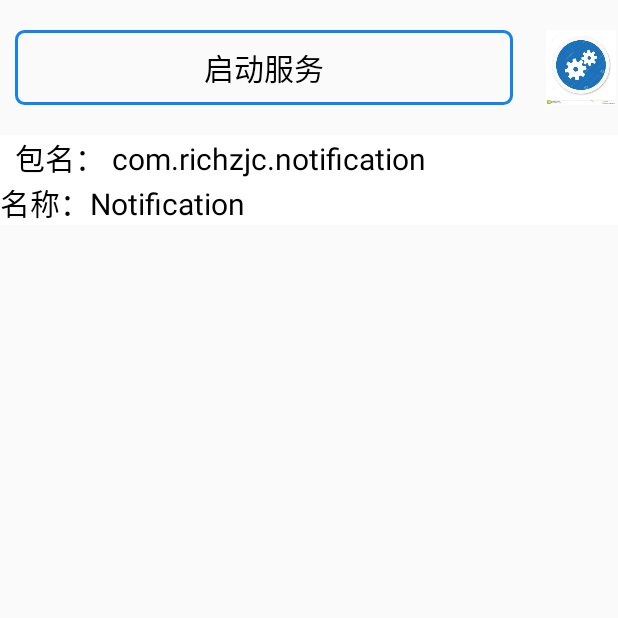
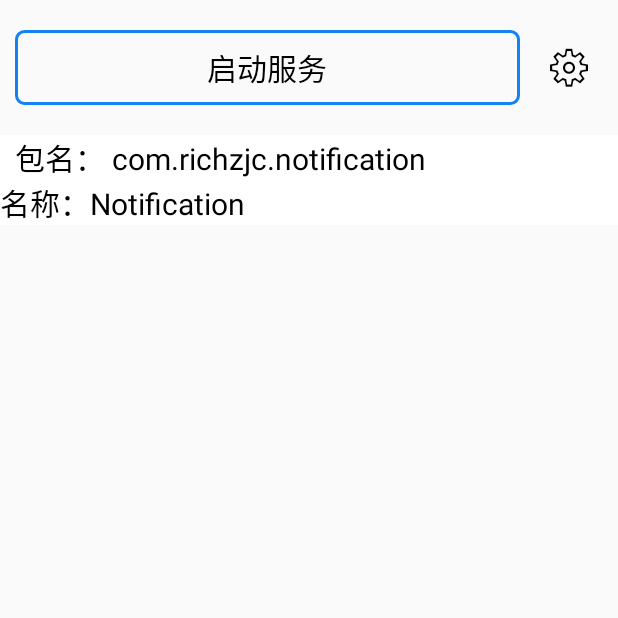
Before and after one commit to richzjc/NotificationMonitor, an Android app: the screen it shows after launch (MainActivity), on a phone screen of 412 x 824 dp, the top half of it. Run offline under Robolectric (Android 15) with nearby library versions, the phone set to English and light mode, and no system bars; our stand-ins replace RxJava; 1 statement that could not run was skipped.

Commit message:
修改了推送的页面布局

```diff
--- /dev/null
+++ b/app/src/main/java/com/richzjc/notification/widget/IconView.java
@@ -0,0 +1,38 @@
+package com.richzjc.notification.widget;
+
+import android.content.Context;
+import android.graphics.Typeface;
+import android.support.v7.widget.AppCompatTextView;
+import android.util.AttributeSet;
+
+/**
+ * Created by micker on 16/6/16.
+ */
+public class IconView extends AppCompatTextView {
+    private Typeface customTypeFace;
+
+    public IconView(Context context) {
+        super(context);
+        initTypeFace();
+    }
+
+    public IconView(Context context, AttributeSet attrs) {
+        super(context, attrs);
+        initTypeFace();
+    }
+
+    public IconView(Context context, AttributeSet attrs, int defStyleAttr) {
+        super(context, attrs, defStyleAttr);
+        initTypeFace();
+    }
+
+    private void initTypeFace() {
+        setCustomTypeFace(Typeface.createFromAsset(getContext().getAssets(), "wscniconfont/iconfont.ttf"));
+    }
+
+    public void setCustomTypeFace(Typeface customTypeFace) {
+        this.customTypeFace = customTypeFace;
+        if (null != customTypeFace)
+            setTypeface(this.customTypeFace);
+    }
+}
--- a/app/src/main/res/layout/activity_main.xml
+++ b/app/src/main/res/layout/activity_main.xml
@@ -34,13 +34,16 @@
                 android:textSize="20sp" />
         </RelativeLayout>
 
-        <ImageView
+        <com.richzjc.notification.widget.IconView
             android:id="@+id/setting"
-            android:layout_width="50dp"
-            android:layout_height="50dp"
+            android:layout_width="wrap_content"
+            android:layout_height="wrap_content"
             android:layout_marginLeft="20dp"
-            android:scaleType="centerInside"
-            android:src="@mipmap/setting" />
+            android:textColor="#000000"
+            android:textSize="25sp"
+            android:layout_marginRight="20dp"
+            android:text="&#xe666;"
+            />
 
     </LinearLayout>
 
```
Also changed, not shown: app/src/main/assets/wscniconfont/iconfont.ttf (added), app/src/main/res/mipmap-xxhdpi/setting.jpg (deleted).
